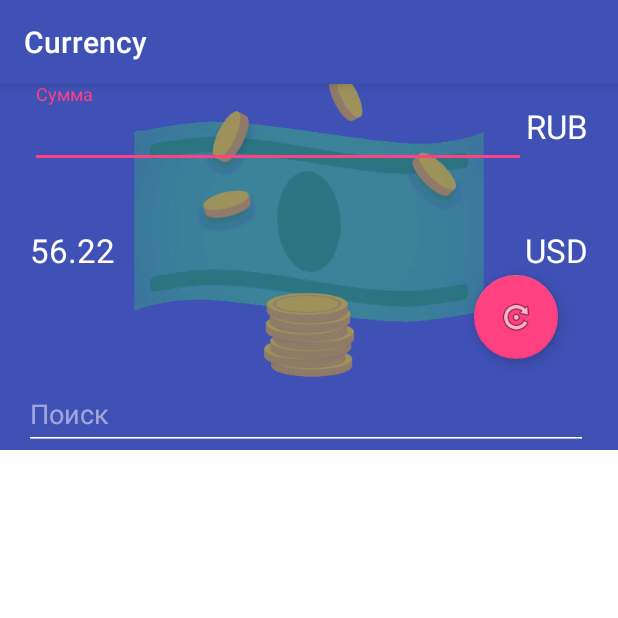
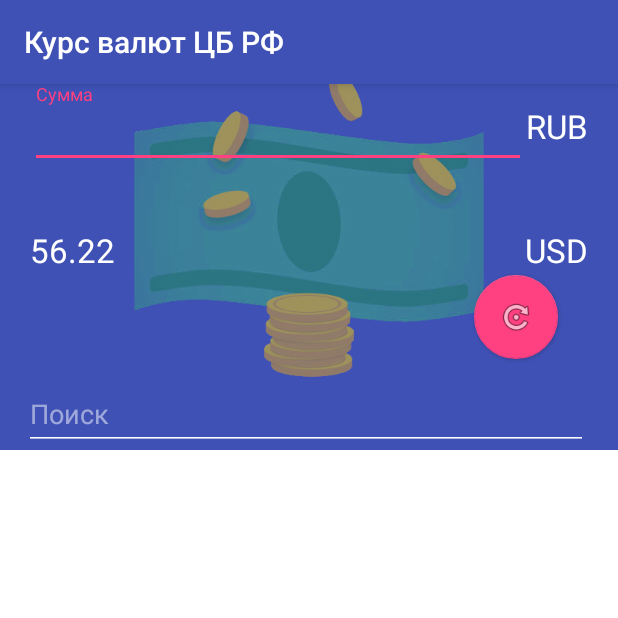
Before and after one commit to Pasenchuk/viper-currency, an Android app: the screen it shows after launch (MainActivity), on a phone screen of 412 x 824 dp, the top half of it. Run offline under Robolectric (Android 15) with nearby library versions, the phone set to English and light mode, and no system bars; libraries missing offline, so code that uses them is left out: org.simpleframework.xml; 1 statement that could not run was skipped.

Commit message:
small changes

```diff
--- a/currency/src/main/res/layout/fragment_curencies.xml
+++ b/currency/src/main/res/layout/fragment_curencies.xml
@@ -95,8 +95,8 @@
                 <View
                     android:id="@+id/currencies_divider"
                     android:layout_width="match_parent"
-                    android:layout_margin="30dp"
-                    android:layout_height="0dp" />
+                    android:layout_height="0dp"
+                    android:layout_margin="30dp" />
 
             </LinearLayout>
 
@@ -125,6 +125,7 @@
     </android.support.design.widget.AppBarLayout>
 
     <android.support.design.widget.FloatingActionButton
+        style="@style/Widget.AppCompat.Button.Colored"
         android:layout_width="wrap_content"
         android:layout_height="wrap_content"
         android:layout_margin="@dimen/fab_margin"
--- a/currency/src/main/res/layout/item_currency.xml
+++ b/currency/src/main/res/layout/item_currency.xml
@@ -3,7 +3,9 @@
     android:layout_width="match_parent"
     android:layout_height="40dp"
     android:layout_marginLeft="@dimen/currency_margin"
-    android:layout_marginRight="@dimen/currency_margin">
+    android:layout_marginRight="@dimen/currency_margin"
+    android:background="?android:attr/selectableItemBackground"
+    android:clickable="true">
 
     <TextView
         android:id="@+id/char_code"
--- a/currency/src/main/res/values/strings.xml
+++ b/currency/src/main/res/values/strings.xml
@@ -1,8 +1,6 @@
 <resources>
-    <string name="app_name">Currency</string>
+    <string name="app_name">Курс валют ЦБ РФ</string>
 
-    <!-- TODO: Remove or change this placeholder text -->
-    <string name="hello_blank_fragment">Hello blank fragment</string>
     <string name="search">Поиск</string>
     <string name="amount">Сумма</string>
 </resources>
```
Also changed, not shown: currency/src/main/java/com/sbt/currency/domain/DisplayCurrency.java (+7 -2 lines).
